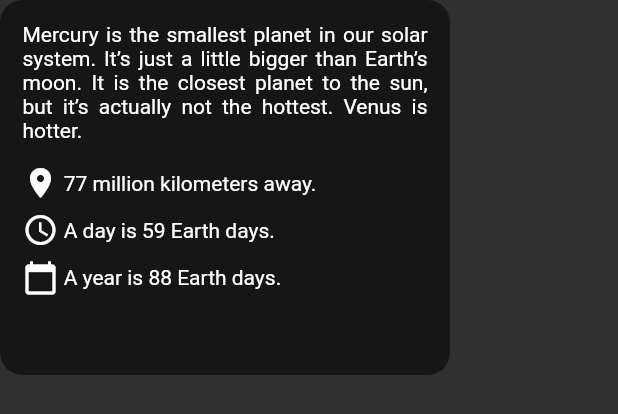
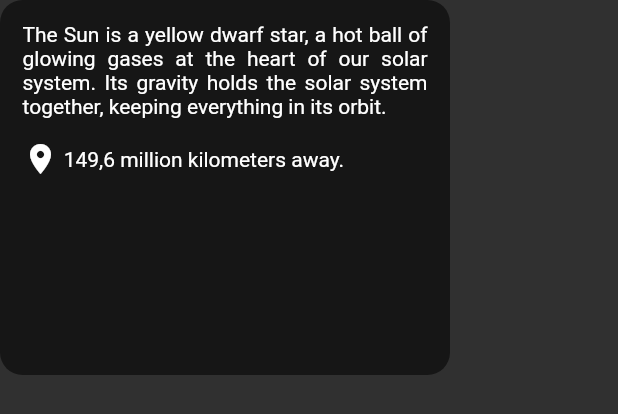
Before and after one commit to danielkvist/flutter_planetarium, a Flutter app: the PlanetInfoCard widget shown alone on an empty page, opened directly with empty values, on a phone screen of 412 x 824 dp. Shown: the top 414 px of the screen. Run offline on Flutter 3.47's test engine with Material 2 defaults, Android fonts, the phone set to English and light mode, and no system bars; missing offline and left inert: flutter_splash.

```diff
--- a/lib/utils/planets.dart
+++ b/lib/utils/planets.dart
@@ -1,4 +1,5 @@
 const List<String> planets = [
+  'sun',
   'mercury',
   'venus',
   'earth',
@@ -6,10 +7,21 @@ const List<String> planets = [
   'jupiter',
   'saturn',
   'uranus',
-  'neptune'
+  'neptune',
 ];
 
 const Map<String, Map> planetsInfo = {
+  'sun': {
+    'description':
+        'The Sun is a yellow dwarf star, a hot ball of glowing gases at the heart of our solar system. Its gravity holds the solar system together, keeping everything in its orbit.',
+    'distance': '149,6 million kilometers',
+    'volume': '1,300,000 Earths',
+    'mass': '333,000 Earths',
+    'day': '',
+    'year': '',
+    'wikipedia': 'https://en.wikipedia.org/wiki/Sun',
+    'nasa': 'https://solarsystem.nasa.gov/solar-system/sun/overview/',
+  },
   'mercury': {
     'description':
         'Mercury is the smallest planet in our solar system. It’s just a little bigger than Earth’s moon. It is the closest planet to the sun, but it’s actually not the hottest. Venus is hotter.',
@@ -35,7 +47,7 @@ const Map<String, Map> planetsInfo = {
   'earth': {
     'description':
         'Our home planet Earth is a rocky, terrestrial planet. It has a solid and active surface with mountains, valleys, canyons, plains and so much more. Earth is special because it is an ocean planet. Water covers 70% of Earth\'s surface.',
-    'distance': '0 kilometers',
+    'distance': '',
     'volume': '1,083,206,916,846km³', //earths
     'mass': '5,972,190,000,000,000,000,000,000kg', // earths
     'day': '24 hours', // days
--- a/lib/widgets/planet_info_card.dart
+++ b/lib/widgets/planet_info_card.dart
@@ -11,6 +11,8 @@ class PlanetInfoCard extends StatelessWidget {
 
   @override
   Widget build(BuildContext context) {
+    var planet = planets[(currentPlanet + 0.5).toInt()];
+
     return Container(
       height: 250,
       width: 300,
@@ -23,42 +25,50 @@ class PlanetInfoCard extends StatelessWidget {
         child: Column(
           children: <Widget>[
             Text(
-              planetsInfo[planets[(currentPlanet + 0.5).toInt()]]
-                  ['description'],
+              planetsInfo[planet]['description'],
               textAlign: TextAlign.justify,
             ),
             SizedBox(
               height: 15,
             ),
-            Row(
+            Visibility(
+              visible: planetsInfo[planet]['distance'] != '',
+              child: Row(
                 children: <Widget>[
                   Icon(Icons.place),
                   Text(
-                  " ${planetsInfo[planets[(currentPlanet + 0.5).toInt()]]['distance']} away.",
+                    " ${planetsInfo[planet]['distance']} away.",
                   ),
                 ],
+              ),
             ),
             SizedBox(
               height: 7.5,
             ),
-            Row(
+            Visibility(
+              visible: planetsInfo[planet]['day'] != '',
+              child: Row(
                 children: <Widget>[
                   Icon(Icons.access_time),
                   Text(
-                  " A day is ${planetsInfo[planets[(currentPlanet + 0.5).toInt()]]['day']}.",
+                    " A day is ${planetsInfo[planet]['day']}.",
                   ),
                 ],
+              ),
             ),
             SizedBox(
               height: 7.5,
             ),
-            Row(
+            Visibility(
+              visible: planetsInfo[planet]['year'] != '',
+              child: Row(
                 children: <Widget>[
                   Icon(Icons.calendar_today),
                   Text(
-                  " A year is ${planetsInfo[planets[(currentPlanet + 0.5).toInt()]]['year']}.",
+                    " A year is ${planetsInfo[planet]['year']}.",
                   ),
                 ],
+              ),
             ),
           ],
         ),
--- a/pubspec.yaml
+++ b/pubspec.yaml
@@ -11,6 +11,7 @@ dependencies:
     sdk: flutter
 
   cupertino_icons: ^0.1.3
+  flutter_splash: ^1.0.0
 
 dev_dependencies:
   flutter_test:
```
Also changed, not shown: lib/main.dart (+22 -8 lines), assets/images/sun.jpg (added), pubspec.lock. Lines whose indentation alone changed are shown as unchanged.
